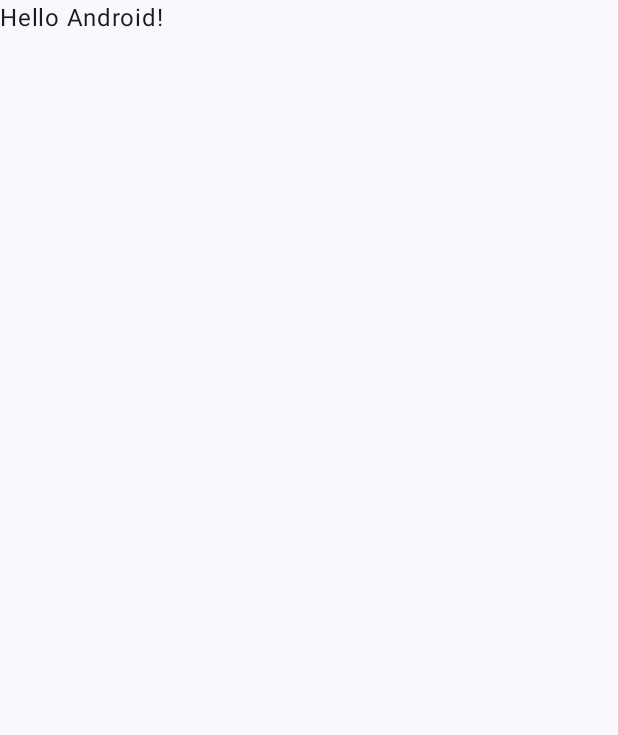
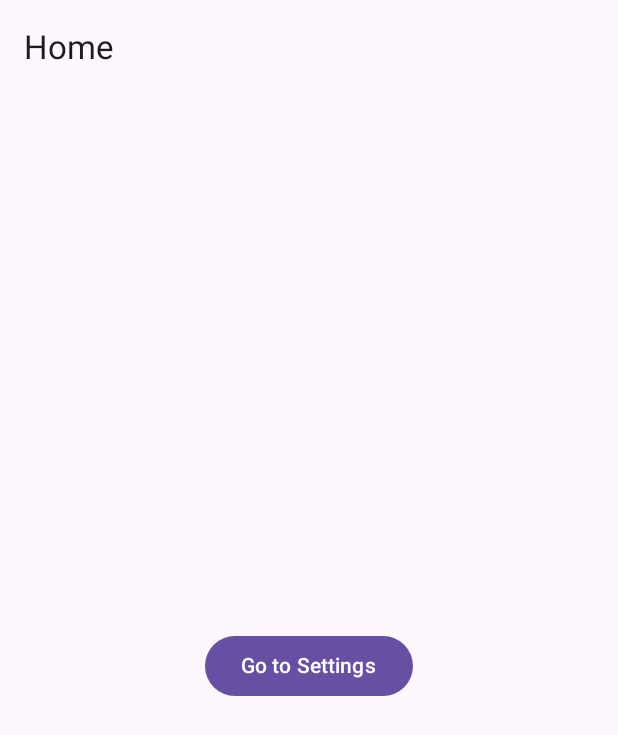
Before and after one commit to jchillah/GameRadar, an Android app built with Jetpack Compose: the screen it shows after launch (MainActivity), on a phone screen of 412 x 824 dp. Before the commit the part shown is almost empty. Shown: the top 735 px of the screen. Run offline under Robolectric (Android 15) with nearby library versions, the phone set to English and light mode, and no system bars.

Commit message:
1.2 grundlegende Navigation
 Implement basic navigation between Home and Settings screens

This commit introduces a basic navigation flow between a `HomeScreen` and a `SettingsScreen` using Jetpack Navigation Compose.

Key changes:

- **Dependencies:**
    - Added `androidx.navigation:navigation-compose` for Jetpack Compose navigation.
    - Added `org.jetbrains.kotlinx:kotlinx-serialization-json` and the corresponding Kotlin serialization plugin for potential future data handling.
    - Added testing dependencies for UI tests (`hilt-android-testing`, `ui-test-junit4`, `androidx.junit`, `androidx.espresso.core`).
- **MainActivity:**
    - Updated `MainActivity` to use `NavGraph` as its content, replacing the placeholder `Greeting` composable.
    - Removed `enableEdgeToEdge()`.
- **Navigation Structure (`navigation` package):**
    - `Screen.kt`: Defines sealed class `Screen` with `Home` and `Settings` routes.
    - `NavGraph.kt`: Implements the `NavHost` with composable routes for `HomeScreen` and `SettingsScreen`.
        - `HomeScreen` navigates to `SettingsScreen`.
        - `SettingsScreen` can navigate back.
- **UI Screens (`ui/screens` package):**
    - `HomeScreen.kt`:
        - Displays a "Go to Settings" button.
        - Navigates to `SettingsScreen` on button click.
    - `SettingsScreen.kt`:
        - Displays "Settings Content Here".
        - Includes a back button in the `TopAppBar` to navigate back.
- **Testing:**
    - Added `NavigationTest.kt` with a basic test to verify navigation from `HomeScreen` to `SettingsScreen`.
- **IDE Configuration:**
    - Added `.idea/appInsightsSettings.xml` for Firebase Crashlytics integration (placeholder values).
- **Dependency Version Updates:**
    - Updated various library versions in `gradle/libs.versions.toml`, including `lifecycleRuntimeKtx`, `composeBom`, and added new testing and navigation libraries.

```diff
--- a/app/src/main/java/de/syntax_institut/androidabschlussprojekt/MainActivity.kt
+++ b/app/src/main/java/de/syntax_institut/androidabschlussprojekt/MainActivity.kt
@@ -1,47 +1,20 @@
 package de.syntax_institut.androidabschlussprojekt
 
 import android.os.Bundle
+import androidx.activity.compose.setContent
 import androidx.activity.ComponentActivity
-import androidx.activity.compose.setContent
-import androidx.activity.enableEdgeToEdge
-import androidx.compose.foundation.layout.fillMaxSize
-import androidx.compose.foundation.layout.padding
-import androidx.compose.material3.Scaffold
-import androidx.compose.material3.Text
-import androidx.compose.runtime.Composable
-import androidx.compose.ui.Modifier
-import androidx.compose.ui.tooling.preview.Preview
-import de.syntax_institut.androidabschlussprojekt.ui.theme.AndroidAbschlussprojektTheme
+import androidx.compose.material3.MaterialTheme
+import androidx.navigation.compose.rememberNavController
+import de.syntax_institut.androidabschlussprojekt.navigation.NavGraph
 
 class MainActivity : ComponentActivity() {
     override fun onCreate(savedInstanceState: Bundle?) {
         super.onCreate(savedInstanceState)
-        enableEdgeToEdge()
         setContent {
-            AndroidAbschlussprojektTheme {
-                Scaffold(modifier = Modifier.fillMaxSize()) { innerPadding ->
-                    Greeting(
-                        name = "Android",
-                        modifier = Modifier.padding(innerPadding)
-                    )
-                }
+            MaterialTheme {
+                val navController = rememberNavController()
+                NavGraph(navController = navController)
             }
         }
     }
 }
-
-@Composable
-fun Greeting(name: String, modifier: Modifier = Modifier) {
-    Text(
-        text = "Hello $name!",
-        modifier = modifier
-    )
-}
-
-@Preview(showBackground = true)
-@Composable
-fun GreetingPreview() {
-    AndroidAbschlussprojektTheme {
-        Greeting("Android")
-    }
-}
--- /dev/null
+++ b/app/src/main/java/de/syntax_institut/androidabschlussprojekt/navigation/NavGraph.kt
@@ -0,0 +1,23 @@
+package de.syntax_institut.androidabschlussprojekt.navigation
+
+import androidx.compose.runtime.*
+import androidx.navigation.*
+import androidx.navigation.compose.*
+import de.syntax_institut.androidabschlussprojekt.ui.screens.*
+
+
+@Composable
+fun NavGraph(navController: NavHostController) {
+    NavHost(navController = navController, startDestination = Screen.Home.route) {
+        composable(Screen.Home.route) {
+            HomeScreen(onNavigateToSettings = {
+                navController.navigate(Screen.Settings.route)
+            })
+        }
+        composable(Screen.Settings.route) {
+            SettingsScreen(onNavigateBack = {
+                navController.popBackStack()
+            })
+        }
+    }
+}
--- /dev/null
+++ b/app/src/main/java/de/syntax_institut/androidabschlussprojekt/navigation/Screen.kt
@@ -0,0 +1,6 @@
+package de.syntax_institut.androidabschlussprojekt.navigation
+
+sealed class Screen(val route: String) {
+    object Home    : Screen("home")
+    object Settings: Screen("settings")
+}
--- /dev/null
+++ b/app/src/main/java/de/syntax_institut/androidabschlussprojekt/ui/screens/HomeScreen.kt
@@ -0,0 +1,27 @@
+package de.syntax_institut.androidabschlussprojekt.ui.screens
+
+import androidx.compose.foundation.layout.*
+import androidx.compose.material3.*
+import androidx.compose.runtime.Composable
+import androidx.compose.ui.Alignment
+import androidx.compose.ui.Modifier
+import androidx.compose.ui.unit.dp
+
+@OptIn(ExperimentalMaterial3Api::class)
+@Composable
+fun HomeScreen(onNavigateToSettings: () -> Unit) {
+    Scaffold(
+        topBar = { TopAppBar(title = { Text("Home") }) }
+    ) { padding ->
+        Box(
+            Modifier
+                .fillMaxSize()
+                .padding(padding),
+            contentAlignment = Alignment.Center
+        ) {
+            Button(onClick = onNavigateToSettings) {
+                Text("Go to Settings")
+            }
+        }
+    }
+}
```
Also changed, not shown: app/build.gradle.kts (+14 -0 lines), app/src/main/java/de/syntax_institut/androidabschlussprojekt/ui/screens/SettingsScreen.kt (added, +37 -0 lines), gradle/libs.versions.toml (+17 -2 lines), 1 other file.
